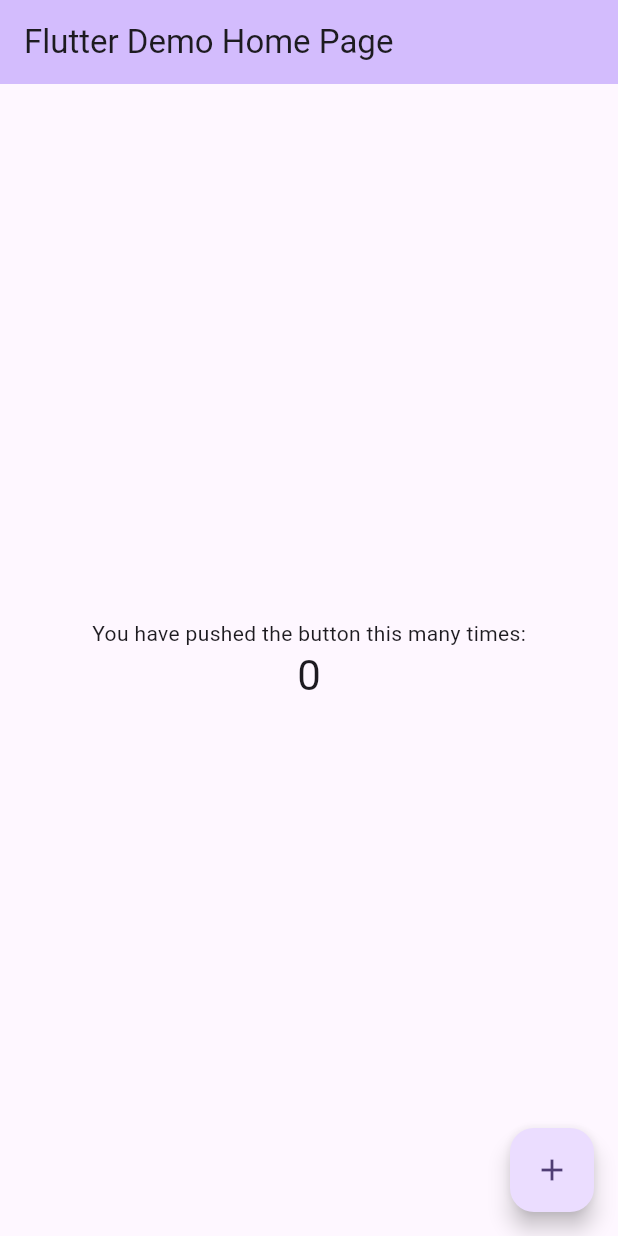
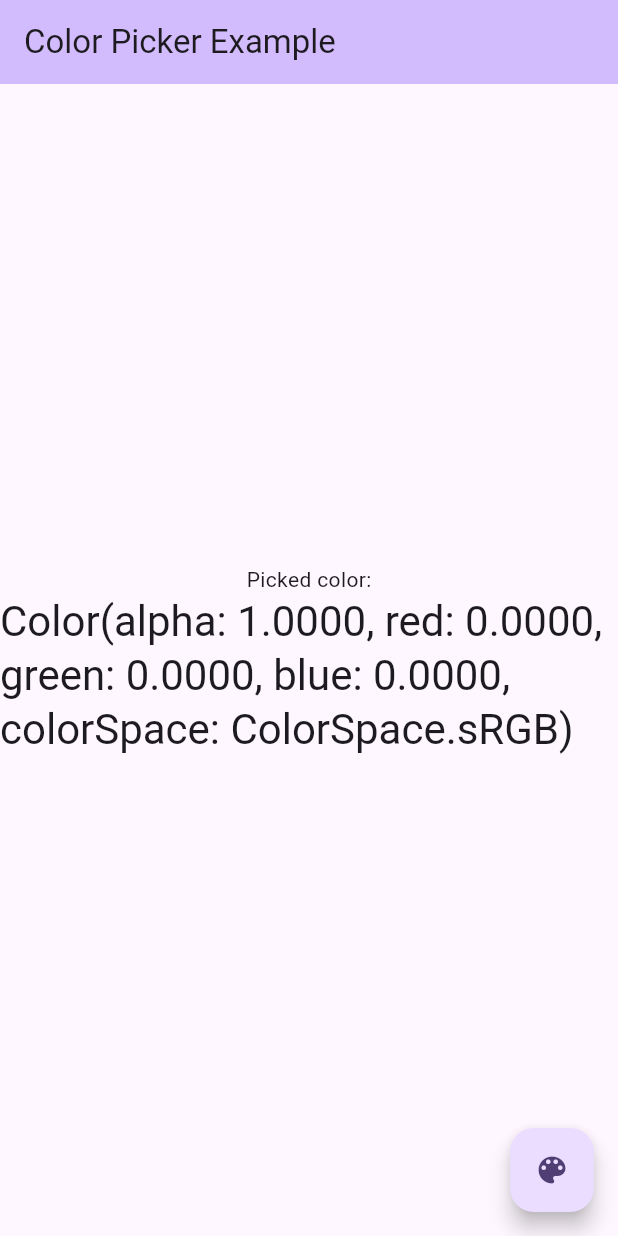
Before and after one commit to FlutterFlow/flutterflow_colorpicker, a Flutter app: the screen it shows after launch, on a phone screen of 412 x 824 dp. Run offline on Flutter 3.47's test engine with Material 3 defaults, Android fonts, the phone set to English and light mode, and no system bars; our stand-ins replace google_fonts, shared_preferences.

Commit message:
Add example

```diff
--- a/example/lib/main.dart
+++ b/example/lib/main.dart
@@ -1,4 +1,5 @@
 import 'package:flutter/material.dart';
+import 'package:flutterflow_colorpicker/flutterflow_colorpicker.dart';
 
 void main() {
   runApp(const MyApp());
@@ -31,7 +32,7 @@ class MyApp extends StatelessWidget {
         colorScheme: ColorScheme.fromSeed(seedColor: Colors.deepPurple),
         useMaterial3: true,
       ),
-      home: const MyHomePage(title: 'Flutter Demo Home Page'),
+      home: const MyHomePage(title: 'Color Picker Example'),
     );
   }
 }
@@ -55,17 +56,17 @@ class MyHomePage extends StatefulWidget {
 }
 
 class _MyHomePageState extends State<MyHomePage> {
-  int _counter = 0;
+  Color _pickedColor = Color(0xFF000000);
 
-  void _incrementCounter() {
-    setState(() {
-      // This call to setState tells the Flutter framework that something has
-      // changed in this State, which causes it to rerun the build method below
-      // so that the display can reflect the updated values. If we changed
-      // _counter without calling setState(), then the build method would not be
-      // called again, and so nothing would appear to happen.
-      _counter++;
-    });
+  Future<void> _pickColor() async {
+    final colorPickerResult = await showFFColorPicker(
+      context,
+      currentColor: _pickedColor,
+      displayAsBottomSheet: true,
+    );
+    if (mounted && colorPickerResult != null) {
+      setState(() => _pickedColor = colorPickerResult);
+    }
   }
 
   @override
@@ -78,47 +79,29 @@ class _MyHomePageState extends State<MyHomePage> {
     // than having to individually change instances of widgets.
     return Scaffold(
       appBar: AppBar(
-        // TRY THIS: Try changing the color here to a specific color (to
-        // Colors.amber, perhaps?) and trigger a hot reload to see the AppBar
-        // change color while the other colors stay the same.
         backgroundColor: Theme.of(context).colorScheme.inversePrimary,
-        // Here we take the value from the MyHomePage object that was created by
-        // the App.build method, and use it to set our appbar title.
         title: Text(widget.title),
       ),
       body: Center(
         // Center is a layout widget. It takes a single child and positions it
         // in the middle of the parent.
         child: Column(
-          // Column is also a layout widget. It takes a list of children and
-          // arranges them vertically. By default, it sizes itself to fit its
-          // children horizontally, and tries to be as tall as its parent.
-          //
-          // Column has various properties to control how it sizes itself and
-          // how it positions its children. Here we use mainAxisAlignment to
-          // center the children vertically; the main axis here is the vertical
-          // axis because Columns are vertical (the cross axis would be
-          // horizontal).
-          //
-          // TRY THIS: Invoke "debug painting" (choose the "Toggle Debug Paint"
-          // action in the IDE, or press "p" in the console), to see the
-          // wireframe for each widget.
           mainAxisAlignment: MainAxisAlignment.center,
           children: <Widget>[
             const Text(
-              'You have pushed the button this many times:',
+              'Picked color:',
             ),
             Text(
-              '$_counter',
+              '$_pickedColor',
               style: Theme.of(context).textTheme.headlineMedium,
             ),
           ],
         ),
       ),
       floatingActionButton: FloatingActionButton(
-        onPressed: _incrementCounter,
-        tooltip: 'Increment',
-        child: const Icon(Icons.add),
+        onPressed: _pickColor,
+        tooltip: 'Pick Color',
+        child: const Icon(Icons.color_lens),
       ), // This trailing comma makes auto-formatting nicer for build methods.
     );
   }
```
Also changed, not shown: example/pubspec.yaml (+5 -3 lines), example/pubspec.lock, 6 other files.
